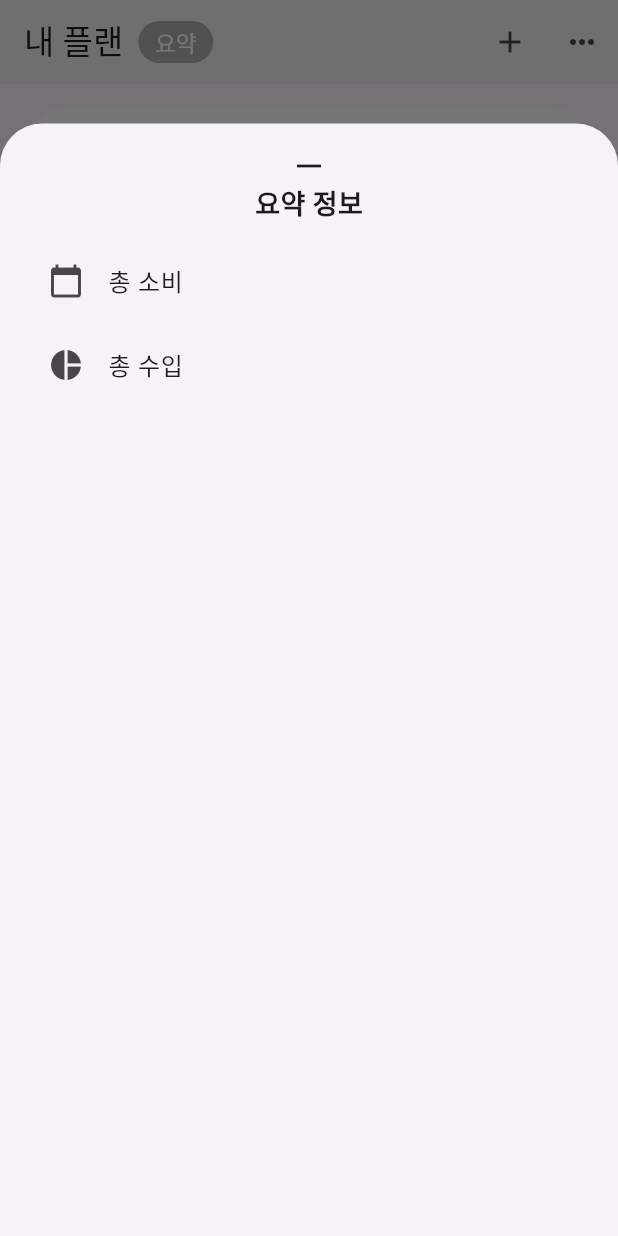
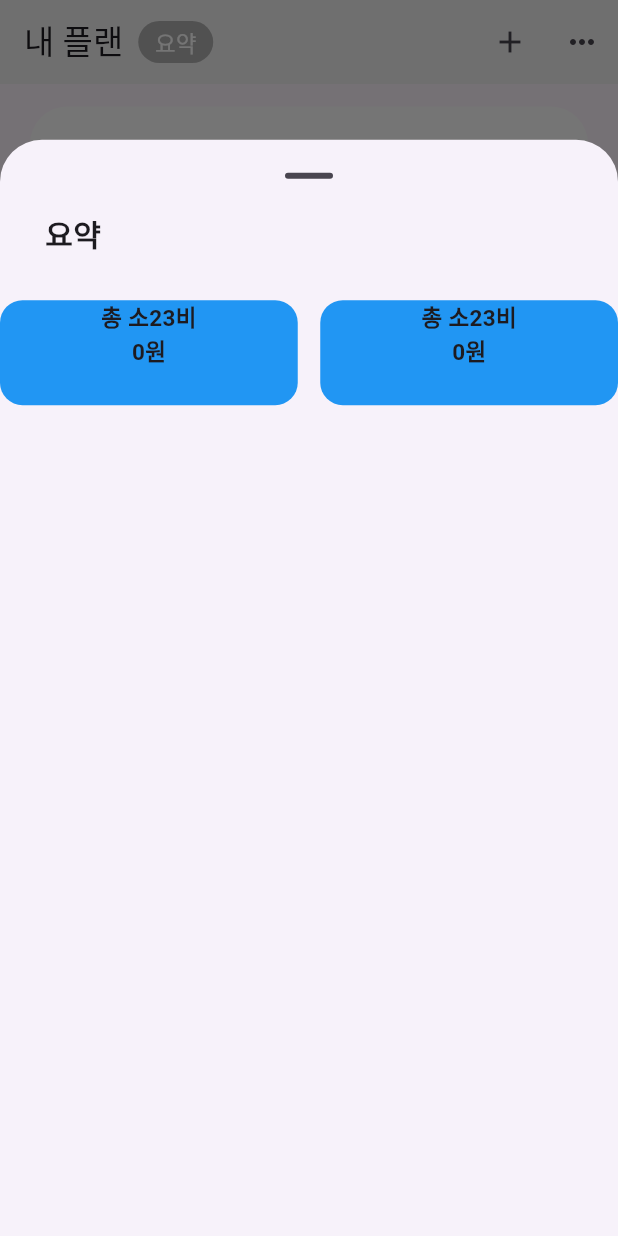
Before and after one commit to flutter-fantastic-crew/nangkong, a Flutter app: the screen it shows after launch, after a tap on "요약", on a phone screen of 412 x 824 dp. Run offline on Flutter 3.47's test engine with Material 3 defaults, Android fonts, the phone set to English and light mode, and no system bars.

Commit message:
1차 구현 커밋

```diff
--- a/lib/widget/summary_bottom_sheet_widget.dart
+++ b/lib/widget/summary_bottom_sheet_widget.dart
@@ -1,10 +1,12 @@
 import 'package:flutter/material.dart';
+import 'package:nangkong/widget/total_amount_widget.dart';
 
 class SummaryBottomSheetWidget {
   static void show(BuildContext context) {
     showModalBottomSheet(
+      showDragHandle: true,
       context: context,
-      isScrollControlled: true, // 높이 전체를 사용하는 true
+      isScrollControlled: true,
       builder: (BuildContext context) {
         return _buildSummaryBottomSheetContent(context);
       },
@@ -12,50 +14,38 @@ class SummaryBottomSheetWidget {
   }
 
   static Widget _buildSummaryBottomSheetContent(BuildContext context) {
-    double screenHeight = MediaQuery.of(context).size.height;
-    double sheetHeight = screenHeight * 0.9; // 90%의 높이
-
-    return Container(
-      padding: EdgeInsets.all(16.0),
-      height: sheetHeight,
+    return FractionallySizedBox(
+      heightFactor: 0.88, // 88% 높이
+      child: Container(
         child: Column(
           mainAxisSize: MainAxisSize.min,
+          crossAxisAlignment: CrossAxisAlignment.start, // 왼쪽 정렬
           children: <Widget>[
-          Icon(Icons.horizontal_rule),
-          // TODO: 위로...더 붙이고 싶다
-          // Row(
-          //   mainAxisAlignment: MainAxisAlignment.center,
-          //   children: [
-          //     Icon(Icons.horizontal_rule),
-          //   ],
-          // ),
-
             // 더미데이터
-          Text(
-            '요약 정보',
+            Container(
+              padding: EdgeInsets.only(left: 30.0),
+              margin: const EdgeInsets.only(bottom: 30.0),
+              child: Text(
+                '요약',
                 style: TextStyle(
-              fontSize: 18.0,
+                  fontSize: 20.0,
                   fontWeight: FontWeight.bold,
                 ),
               ),
-          SizedBox(height: 10),
-          ListTile(
-            leading: Icon(Icons.calendar_today),
-            title: Text('총 소비'),
-            onTap: () {
-              // 일정 요약 로직을 추가할 수 있습니다.
-              Navigator.pop(context);
-            },
             ),
-          ListTile(
-            leading: Icon(Icons.pie_chart),
-            title: Text('총 수입'),
-            onTap: () {
-              // 통계 요약 로직을 추가할 수 있습니다.
-              Navigator.pop(context);
-            },
+            Row(
+              children: [
+                Expanded(
+                  child: TotalAmountWidget(),
+                ),
+                SizedBox(width: 15.0), // ListTile 사이 간격 조절
+                Expanded(
+                  child: TotalAmountWidget(),
                 ),
               ],
+            ),
+          ],
+        ),
       ),
     );
   }
--- /dev/null
+++ b/lib/widget/total_amount_widget.dart
@@ -0,0 +1,32 @@
+import 'package:flutter/material.dart';
+
+class TotalAmountWidget extends StatelessWidget {
+  @override
+  Widget build(BuildContext context) {
+    return Container(
+      decoration: BoxDecoration(
+        color: Colors.blue,
+        borderRadius: BorderRadius.circular(15.0),
+      ),
+      height: 70.0,
+      child: Column(
+        children: [
+          Text(
+            '총 소23비',
+            style: TextStyle(
+              fontSize: 15.0,
+              fontWeight: FontWeight.bold,
+            ),
+          ),
+          Text(
+            '0원',
+            style: TextStyle(
+              fontSize: 15.0,
+              fontWeight: FontWeight.bold,
+            ),
+          ),
+        ],
+      ),
+    );
+  }
+}
```
Lines whose indentation alone changed are shown as unchanged.
